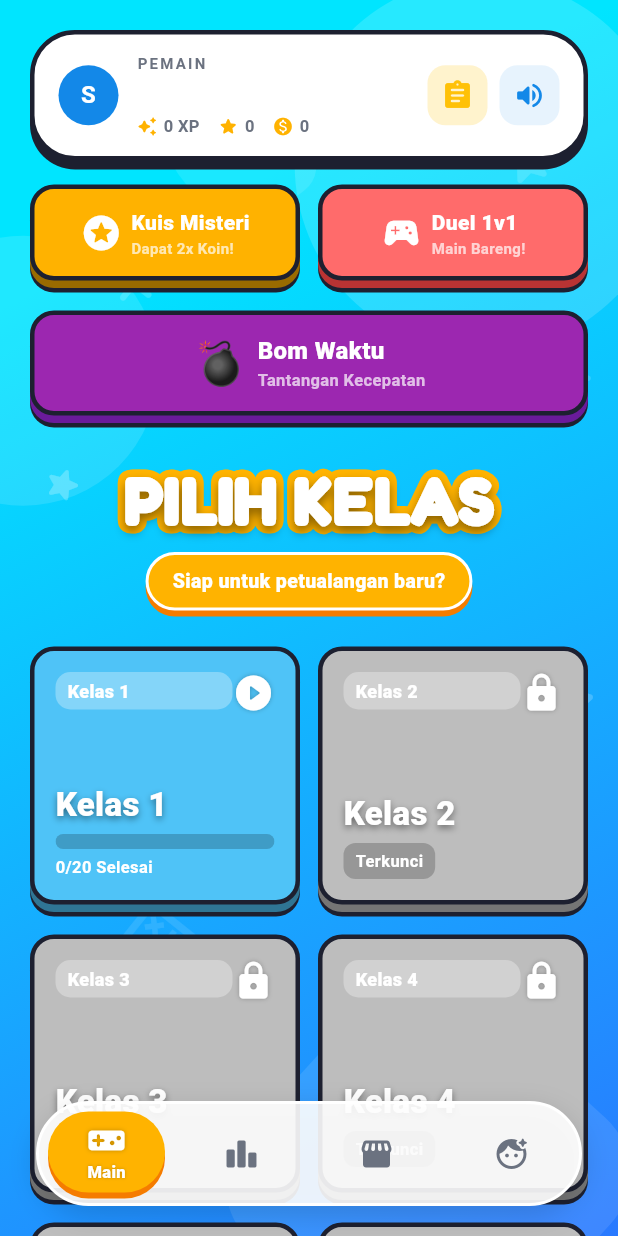
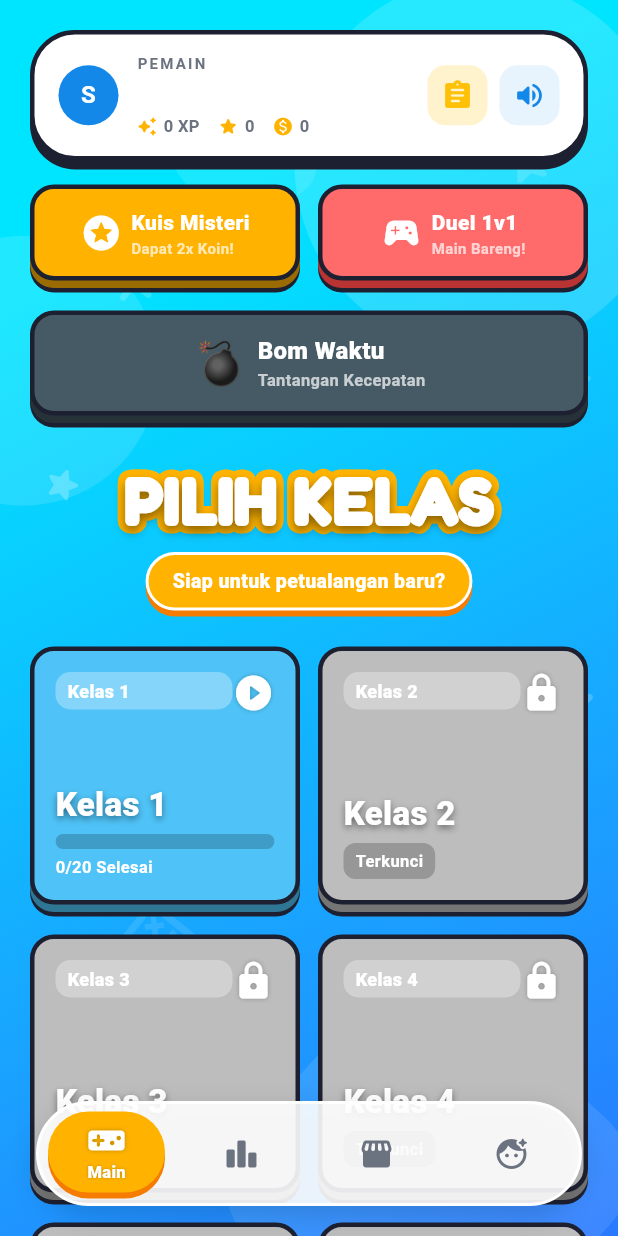
Before and after one commit to ardhikaxx/jago-hitung-mobile, a Flutter app: the screen it shows once a user with an empty profile is signed in, on a phone screen of 412 x 824 dp. Run offline on Flutter 3.47's test engine with Material 3 defaults, Android fonts, the phone set to English and light mode, and no system bars; our stand-ins replace audioplayers, cloud_firestore, confetti, firebase_auth, firebase_core, google_fonts and 1 more; missing offline and left inert: tutorial_coach_mark; accounts and stored records are empty.

Commit message:
style: change time bomb button color from purple to blue-grey

```diff
--- a/lib/screens/home_screen.dart
+++ b/lib/screens/home_screen.dart
@@ -760,8 +760,8 @@ class _KelasPage extends StatelessWidget {
                   width: double.infinity,
                   child: Game3DButton(
                     onPressed: () => _startTimeBombMode(context, progress),
-                    color: Colors.purple,
-                    shadowColor: const Color(0xFF6A1B9A),
+                    color: const Color(0xFF455A64), // Blue Grey
+                    shadowColor: const Color(0xFF263238),
                     child: Padding(
                       padding: const EdgeInsets.symmetric(vertical: 12, horizontal: 8),
                       child: Row(
```
